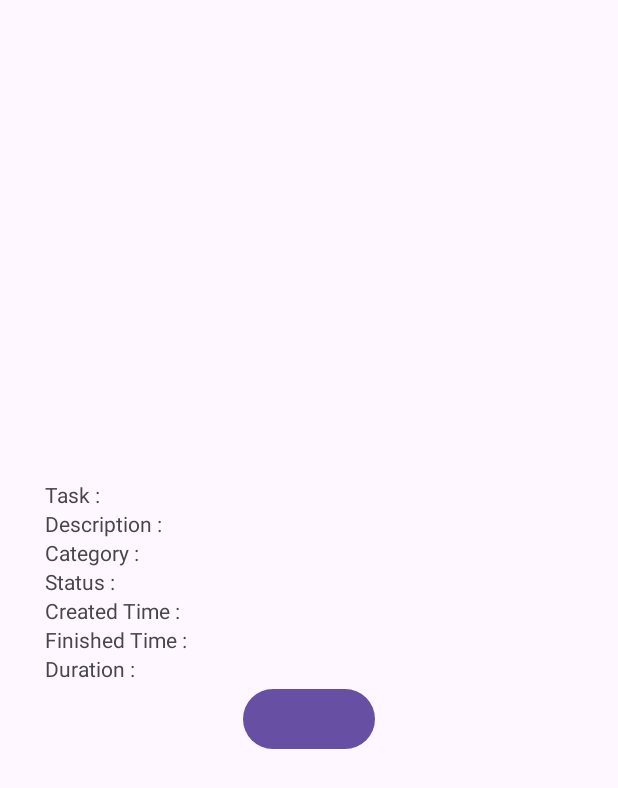
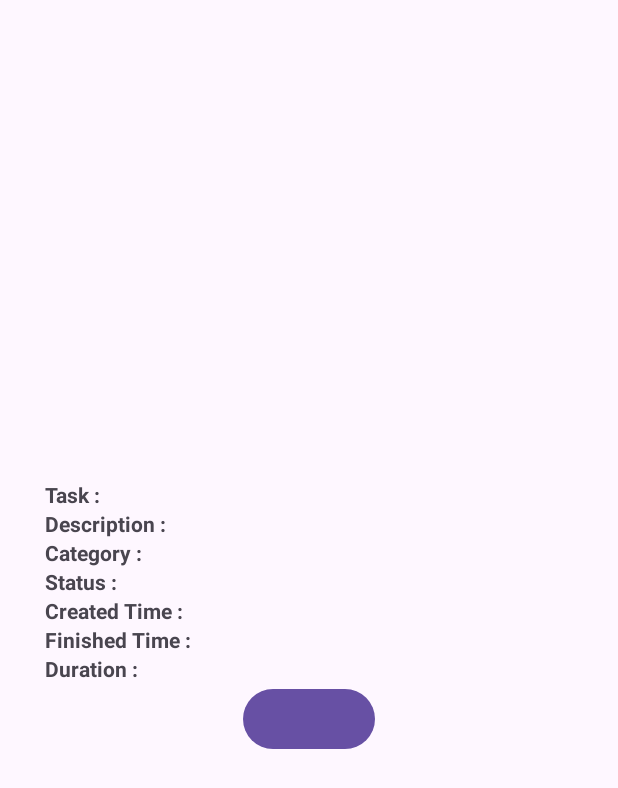
Before and after one commit to Naruhodona/Mobile-App-Development, an Android app: the fragment TaskDetailFragment shown on its own in the app's theme, on a phone screen of 412 x 824 dp. Shown: the top 788 px of the screen. Run offline under Robolectric (Android 15) with nearby library versions, the phone set to English and light mode, and no system bars; our stand-ins replace data binding; 3 statements that could not run were skipped.

Commit message:
bold text

```diff
--- a/app/src/main/res/layout/fragment_task_detail.xml
+++ b/app/src/main/res/layout/fragment_task_detail.xml
@@ -25,7 +25,8 @@
             <TextView
                 android:layout_width="wrap_content"
                 android:layout_height="wrap_content"
-                android:text="Task : "/>
+                android:text="Task : "
+                android:textStyle="bold"/>
 
             <TextView
                 android:id="@+id/taskTitle"
@@ -42,6 +43,7 @@
                 android:layout_width="wrap_content"
                 android:layout_height="wrap_content"
                 android:text="Description : "
+                android:textStyle="bold"
                 />
             <TextView
                 android:id="@+id/taskDescription"
@@ -59,6 +61,7 @@
                 android:layout_width="wrap_content"
                 android:layout_height="wrap_content"
                 android:text="Category : "
+                android:textStyle="bold"
                 />
             <TextView
                 android:id="@+id/taskCategory"
@@ -75,6 +78,7 @@
                 android:layout_width="wrap_content"
                 android:layout_height="wrap_content"
                 android:text="Status : "
+                android:textStyle="bold"
                 />
             <TextView
                 android:id="@+id/taskStatus"
@@ -91,6 +95,7 @@
                 android:layout_width="wrap_content"
                 android:layout_height="wrap_content"
                 android:text="Created Time : "
+                android:textStyle="bold"
                 />
             <TextView
                 android:id="@+id/taskCreatedTime"
@@ -107,6 +112,7 @@
                 android:layout_width="wrap_content"
                 android:layout_height="wrap_content"
                 android:text="Finished Time : "
+                android:textStyle="bold"
                 />
             <TextView
                 android:id="@+id/taskFinishedTime"
@@ -124,6 +130,7 @@
                 android:layout_width="wrap_content"
                 android:layout_height="wrap_content"
                 android:text="Duration : "
+                android:textStyle="bold"
                 />
             <TextView
                 android:id="@+id/taskDuration"
```
